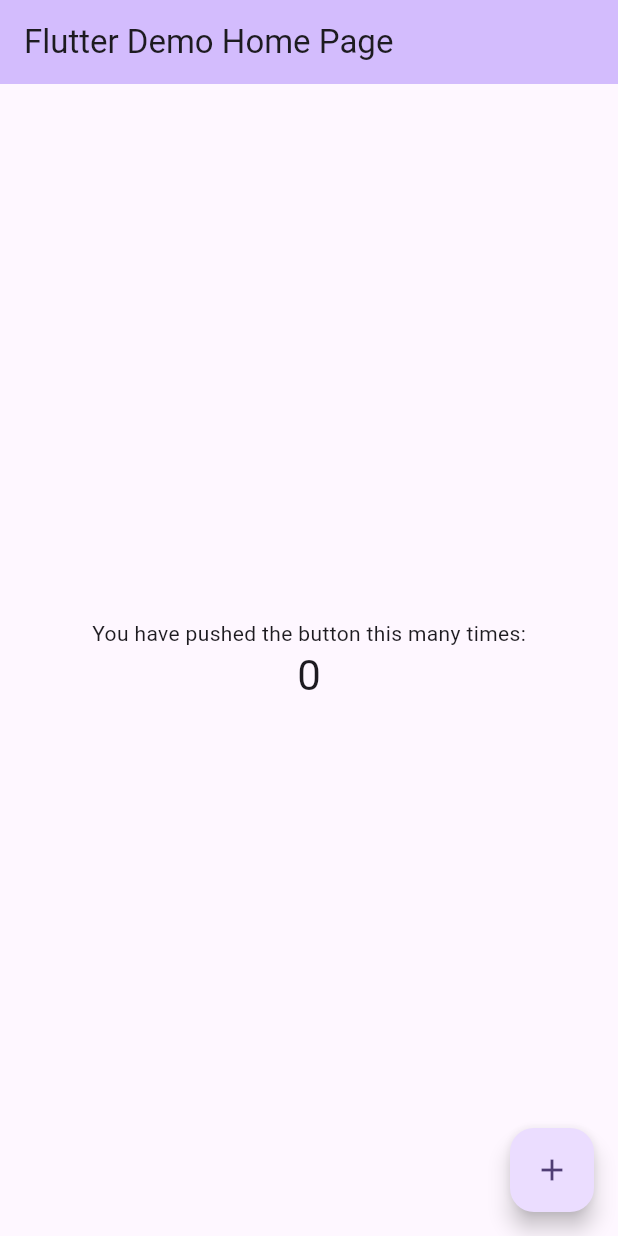
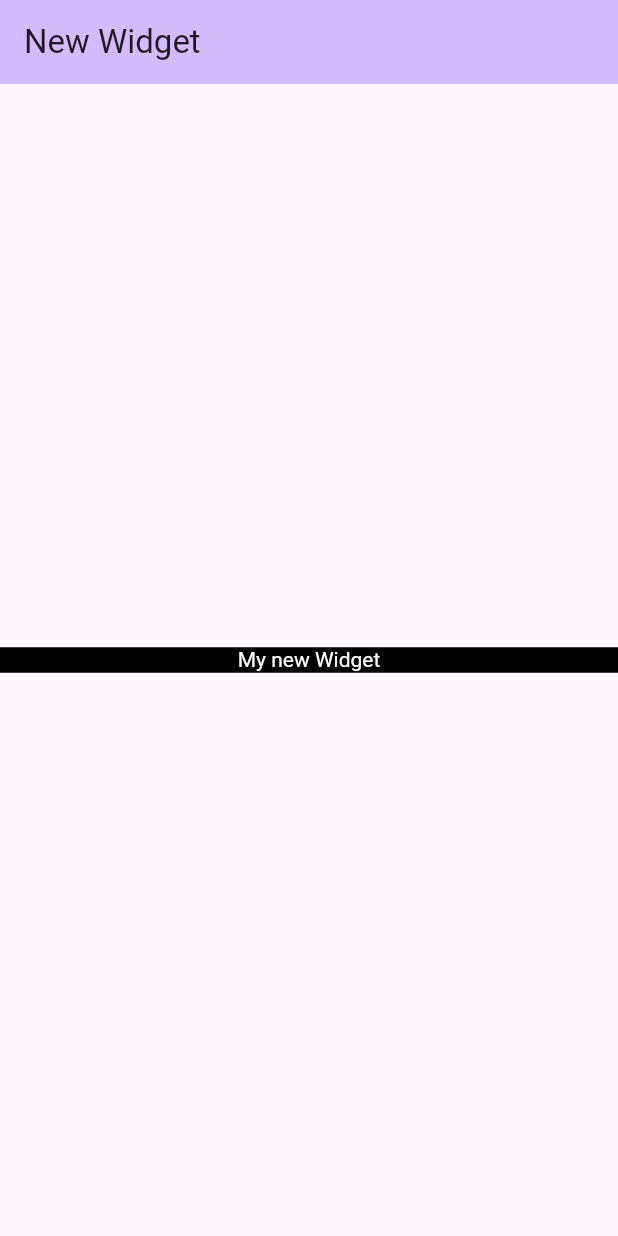
Before and after one commit to GustavoRodriguesDev/flutter_engeneering_book, a Flutter app: the screen it shows after launch, on a phone screen of 412 x 824 dp. Run offline on Flutter 3.47's test engine with Material 3 defaults, Android fonts, the phone set to English and light mode, and no system bars.

Commit message:
feat add background and remove line

```diff
--- a/lib/main.dart
+++ b/lib/main.dart
@@ -1,4 +1,5 @@
 import 'package:flutter/material.dart';
+import 'package:flutter/src/semantics/semantics.dart';
 
 void main() {
   runApp(const MyApp());
@@ -9,12 +10,11 @@ class MyApp extends StatelessWidget {
   @override
   Widget build(BuildContext context) {
     return MaterialApp(
-      title: 'Flutter Demo',
       theme: ThemeData(
         colorScheme: ColorScheme.fromSeed(seedColor: Colors.deepPurple),
         useMaterial3: true,
       ),
-      home: const MyHomePage(title: 'Flutter Demo Home Page'),
+      home: const MyHomePage(title: 'New Widget'),
     );
   }
 }
@@ -29,14 +29,6 @@ class MyHomePage extends StatefulWidget {
 }
 
 class _MyHomePageState extends State<MyHomePage> {
-  int _counter = 0;
-
-  void _incrementCounter() {
-    setState(() {
-      _counter++;
-    });
-  }
-
   @override
   Widget build(BuildContext context) {
     return Scaffold(
@@ -44,24 +36,18 @@ class _MyHomePageState extends State<MyHomePage> {
         backgroundColor: Theme.of(context).colorScheme.inversePrimary,
         title: Text(widget.title),
       ),
-      body: Center(
+      body: const Center(
         child: Column(
           mainAxisAlignment: MainAxisAlignment.center,
           children: <Widget>[
-            const Text(
-              'You have pushed the button this many times:',
-            ),
-            Text(
-              '$_counter',
-              style: Theme.of(context).textTheme.headlineMedium,
-            ),
+            LabeleDivider(
+              textColor: Colors.white,
+              backgroundColor: Colors.black,
+              label: 'My new Widget',
+              thickness: 1,
+            )
           ],
         ),
-      ),
-      floatingActionButton: FloatingActionButton(
-        onPressed: _incrementCounter,
-        tooltip: 'Increment',
-        child: const Icon(Icons.add),
       ),
     );
   }
@@ -70,25 +56,36 @@ class _MyHomePageState extends State<MyHomePage> {
 class LabeleDivider extends LeafRenderObjectWidget {
   final String label;
   final double thickness;
-  final Color color;
+  final Color textColor;
+  final Color backgroundColor;
 
   const LabeleDivider({
     super.key,
     required this.label,
     required this.thickness,
-    required this.color,
+    required this.textColor,
+    required this.backgroundColor,
   });
   @override
   RenderObject createRenderObject(BuildContext context) {
-    // TODO: implement createRenderObject
-    throw UnimplementedError();
+    return RenderLabeledDivider(
+      textcolor: textColor,
+      label: label,
+      thickness: thickness,
+      backgroundColor: backgroundColor,
+    );
   }
 
   @override
   void updateRenderObject(
-      BuildContext context, covariant RenderObject renderObject) {
-    // TODO: implement updateRenderObject
-    super.updateRenderObject(context, renderObject);
+    BuildContext context,
+    covariant RenderLabeledDivider renderObject,
+  ) {
+    renderObject
+      ..label = label
+      ..thickness = thickness
+      ..color = textColor
+      ..backgoundColor = backgroundColor;
   }
 }
 
@@ -97,18 +94,29 @@ class RenderLabeledDivider extends RenderBox {
   String get label => _label;
   set label(String label) {
     if (_label != label) _label = label;
+    markNeedsLayout();
+    markNeedsSemanticsUpdate();
   }
 
   double _thickness;
   double get thickness => _thickness;
   set thickness(double thickness) {
     if (_thickness != thickness) _thickness = thickness;
+    markNeedsLayout();
   }
 
-  Color _color;
-  Color get color => _color;
+  Color _textColor;
+  Color get color => _textColor;
   set color(Color color) {
-    if (_color != color) _color = color;
+    if (_textColor != color) _textColor = color;
+    markNeedsPaint();
+  }
+
+  Color _backgoundColor;
+  Color get backgoundColor => _backgoundColor;
+  set backgoundColor(Color backgoundColor) {
+    if (_backgoundColor != backgoundColor) _backgoundColor = backgoundColor;
+    markNeedsPaint();
   }
 
   late final TextPainter _textPainter;
@@ -116,12 +124,67 @@ class RenderLabeledDivider extends RenderBox {
   RenderLabeledDivider({
     required String label,
     required double thickness,
-    required Color color,
+    required Color textcolor,
+    required Color backgroundColor,
   })  : _label = label,
         _thickness = thickness,
-        _color = color {
+        _textColor = textcolor,
+        _backgoundColor = backgroundColor {
     _textPainter = TextPainter(
       textDirection: TextDirection.ltr,
     );
   }
+
+  @override
+  void performLayout() {
+    _textPainter.text = TextSpan(
+      text: _label,
+      style: TextStyle(color: _textColor),
+    );
+
+    _textPainter.layout();
+
+    final double textHeight = _textPainter.size.height;
+    size = constraints.constrain(
+      Size(
+        double.infinity,
+        _thickness + textHeight,
+      ),
+    );
+  }
+
+  @override
+  void paint(PaintingContext context, Offset offset) {
+    final Paint backgroundPaint = Paint()
+      ..color = backgoundColor
+      ..style = PaintingStyle.fill;
+
+    final Rect backgroundRect = Rect.fromLTWH(
+      offset.dx,
+      offset.dy,
+      size.width,
+      size.height,
+    );
+
+    context.canvas.drawRect(backgroundRect, backgroundPaint);
+
+    final double yCenter = offset.dy;
+
+    final double textStart =
+        offset.dx + (size.width - _textPainter.size.width) / 2;
+    final textHeight = yCenter;
+
+    _textPainter.paint(
+      context.canvas,
+      Offset(textStart, textHeight),
+    );
+  }
+
+  @override
+  void describeSemanticsConfiguration(SemanticsConfiguration config) {
+    super.describeSemanticsConfiguration(config);
+    config
+      ..isSemanticBoundary = true
+      ..label = 'Divider with text: $_label';
+  }
 }
```
Also changed, not shown: 2 other files.
